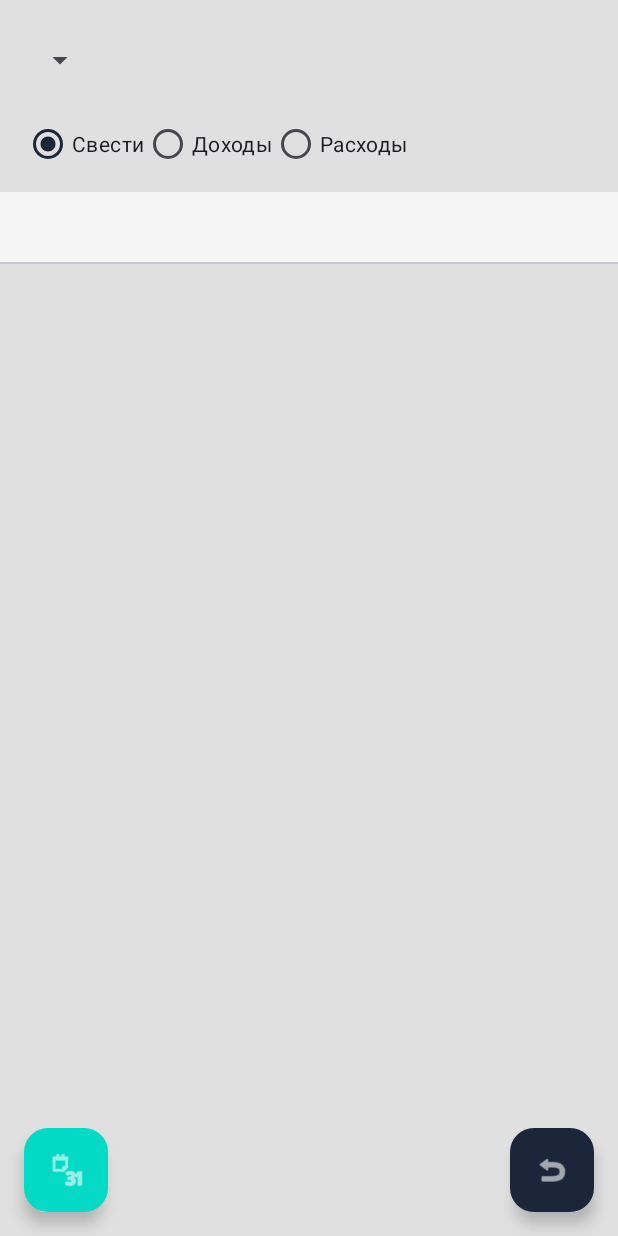
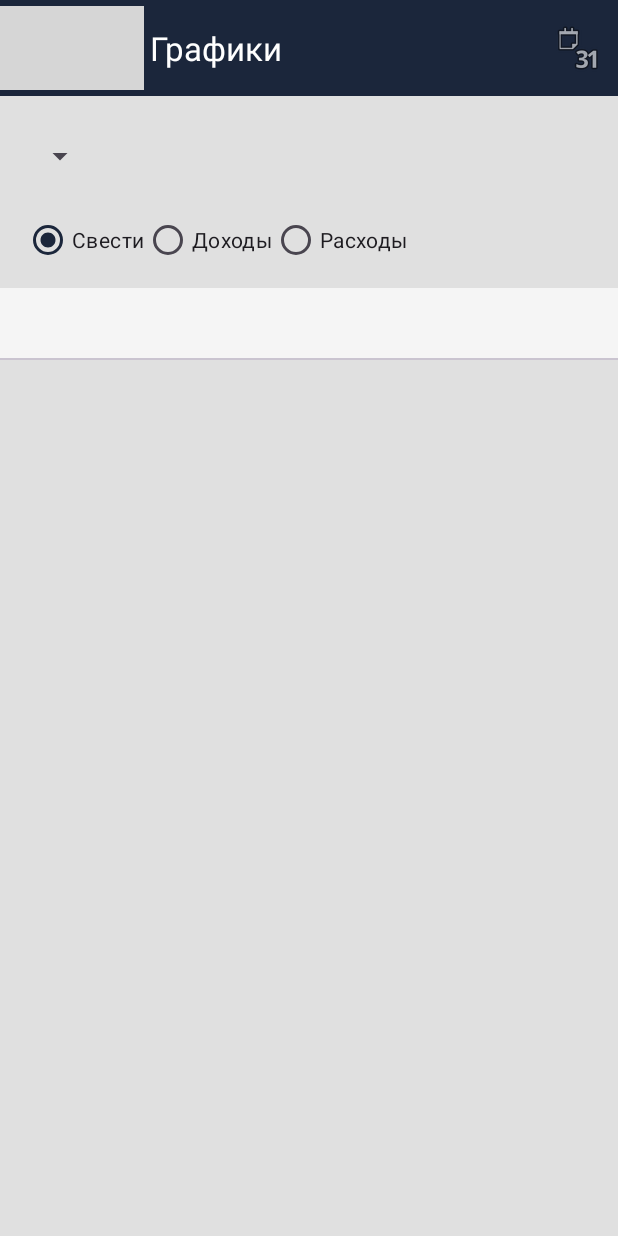
Before and after one commit to BeastChef/MoneyMind, an Android app: the layout activity_stats.xml on its own in the app's theme, with its tools: preview values and no code run, on a phone screen of 412 x 824 dp. Run offline under Robolectric (Android 15) with nearby library versions, the phone set to English and light mode, and no system bars; grey boxes are pictures that could not be loaded.

Commit message:
профель 2 : изменения (14)

```diff
--- a/app/src/main/java/com/example/moneymind/ui/AddExpenseActivity.kt
+++ b/app/src/main/java/com/example/moneymind/ui/AddExpenseActivity.kt
@@ -124,15 +124,17 @@ class AddExpenseActivity : AppCompatActivity() {
                 return@setOnClickListener
             }
 
+            val color = CategoryColorHelper.getColorForCategoryKey(selectedIconName, isIncome)
+
             val expense = Expense(
                 id = selectedExpenseId ?: 0,
                 title = title,
                 amount = amount,
                 category = selectedCategory ?: "Категория",
                 date = selectedDateMillis,
-                note = null,
                 type = if (isIncome) "income" else "expense",
-                iconName = selectedIconName
+                iconName = selectedIconName,
+                categoryColor = color
             )
 
             lifecycleScope.launch {
--- a/app/src/main/java/com/example/moneymind/ui/ChooseExpenseCategoryActivity.kt
+++ b/app/src/main/java/com/example/moneymind/ui/ChooseExpenseCategoryActivity.kt
@@ -66,6 +66,7 @@ class ChooseExpenseCategoryActivity : AppCompatActivity() {
                 putExtra("selected_icon", category.iconName)
                 putExtra("category_id", category.id)
                 putExtra("is_income", category.isIncome)
+                putExtra("is_custom", category.isCustom)
                 intent.putExtra("is_custom", false)
             }
             startActivity(intent)
--- a/app/src/main/res/layout/activity_stats.xml
+++ b/app/src/main/res/layout/activity_stats.xml
@@ -8,11 +8,24 @@
     android:layout_height="match_parent"
     tools:context=".ui.StatsActivity">
 
+    <!-- 🔼 Toolbar -->
+    <com.google.android.material.appbar.MaterialToolbar
+        android:id="@+id/statsToolbar"
+        android:layout_width="match_parent"
+        android:layout_height="?attr/actionBarSize"
+        android:background="?attr/colorPrimary"
+        android:theme="@style/ThemeOverlay.MaterialComponents.Dark.ActionBar"
+        app:title="Графики"
+        app:navigationIcon="@drawable/ic_back_arrow"
+        app:menu="@menu/stats_toolbar_menu" />
+
     <androidx.constraintlayout.widget.ConstraintLayout
         android:layout_width="match_parent"
-        android:layout_height="match_parent">
+        android:layout_height="match_parent"
+        app:layout_behavior="@string/appbar_scrolling_view_behavior"
+        android:paddingTop="?attr/actionBarSize">
 
-        <!-- 🔽 Фильтр по периоду (7 дней, 30 дней) -->
+        <!-- 🔽 Фильтр по периоду (Месяц, Год) -->
         <Spinner
             android:id="@+id/statsFilterSpinner"
             android:layout_width="wrap_content"
@@ -73,41 +86,15 @@
             app:layout_constraintEnd_toEndOf="parent"
             android:contentDescription="@string/chart_tabs" />
 
-        <!-- 🔽 Сами графики -->
+        <!-- 🔽 Графики -->
         <androidx.viewpager2.widget.ViewPager2
             android:id="@+id/chartViewPager"
             android:layout_width="0dp"
             android:layout_height="0dp"
             app:layout_constraintTop_toBottomOf="@id/chartTabLayout"
-            app:layout_constraintBottom_toTopOf="@+id/fabBackToMain"
+            app:layout_constraintBottom_toBottomOf="parent"
             app:layout_constraintStart_toStartOf="parent"
             app:layout_constraintEnd_toEndOf="parent" />
-
-        <!-- ✅ FAB: Назад -->
-        <com.google.android.material.floatingactionbutton.FloatingActionButton
-            android:id="@+id/fabBackToMain"
-            android:layout_width="wrap_content"
-            android:layout_height="wrap_content"
-            android:layout_margin="16dp"
-            android:src="@android:drawable/ic_menu_revert"
-            android:contentDescription="@string/back_to_main"
-            app:tint="@android:color/white"
-            app:backgroundTint="@color/md_theme_primary"
-            app:layout_constraintBottom_toBottomOf="parent"
-            app:layout_constraintEnd_toEndOf="parent" />
-
-        <!-- ✅ FAB: Открыть календарь -->
-        <com.google.android.material.floatingactionbutton.FloatingActionButton
-            android:id="@+id/fabPickDate"
-            android:layout_width="wrap_content"
-            android:layout_height="wrap_content"
-            android:layout_margin="16dp"
-            android:src="@android:drawable/ic_menu_month"
-            android:contentDescription="@string/pick_period"
-            app:tint="@android:color/white"
-            app:backgroundTint="@color/teal_200"
-            app:layout_constraintBottom_toBottomOf="parent"
-            app:layout_constraintStart_toStartOf="parent" />
     </androidx.constraintlayout.widget.ConstraintLayout>
 
 </androidx.coordinatorlayout.widget.CoordinatorLayout>
--- /dev/null
+++ b/app/src/main/res/menu/stats_toolbar_menu.xml
@@ -0,0 +1,9 @@
+<menu xmlns:android="http://schemas.android.com/apk/res/android"
+    xmlns:app="http://schemas.android.com/apk/res-auto">
+
+    <item
+        android:id="@+id/action_pick_date"
+        android:icon="@android:drawable/ic_menu_month"
+        android:title="Выбрать дату"
+        app:showAsAction="always" />
+</menu>
```
Also changed, not shown: app/src/main/java/com/example/moneymind/ui/ChartPagerAdapter.kt (+22 -17 lines), app/src/main/java/com/example/moneymind/ui/StatsActivity.java (+55 -17 lines), app/src/main/java/data/AppDatabase.kt (+9 -3 lines), app/src/main/java/data/Expense.kt (+6 -4 lines), app/src/main/java/data/ExpenseDao.kt (+17 -20 lines).
